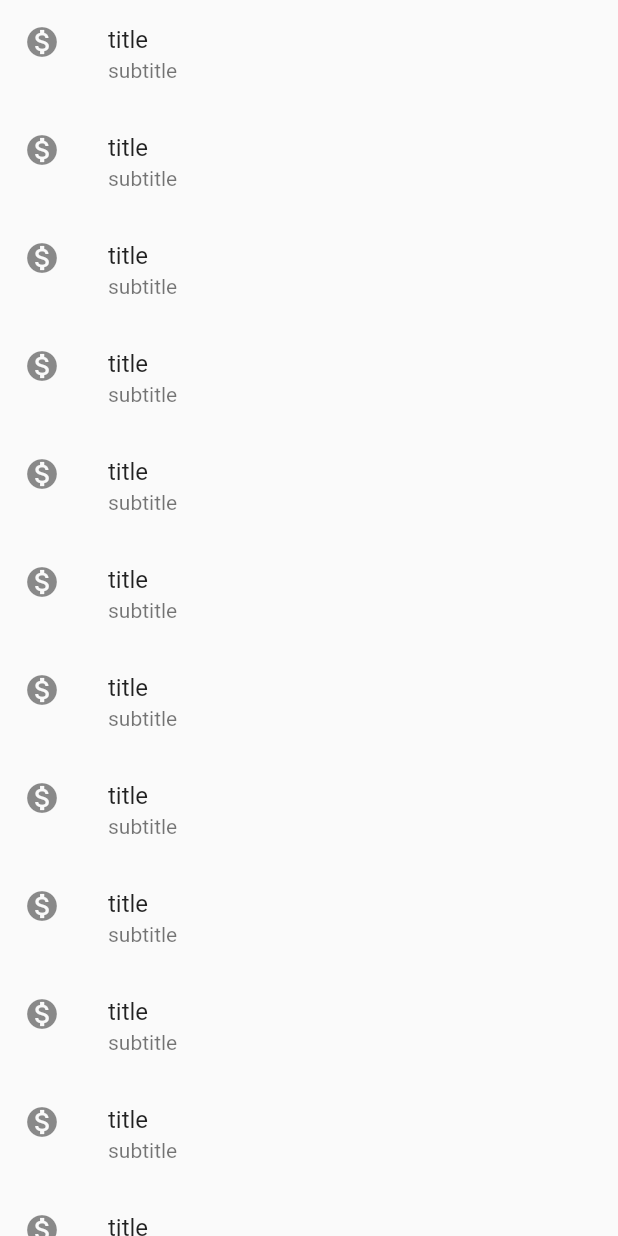
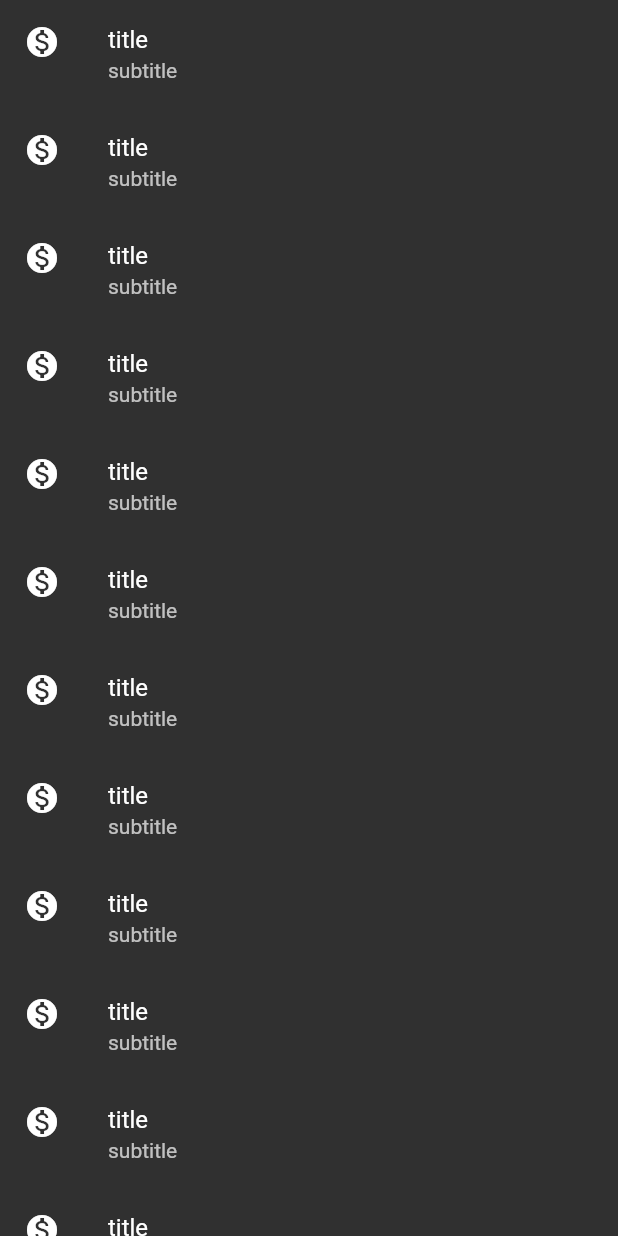
Before and after one commit to m3098/cryptocoin, a Flutter app: the screen it shows after launch, on a phone screen of 412 x 824 dp. Run offline on Flutter 3.47's test engine with Material 2 defaults, Android fonts, the phone set to English and light mode, and no system bars.

Commit message:
создание темы

```diff
--- a/lib/app.dart
+++ b/lib/app.dart
@@ -6,8 +6,9 @@ class App extends StatelessWidget {
 
   @override
   Widget build(BuildContext context) {
-    return const MaterialApp(
-      home: CoinListScreen(),
+    return MaterialApp(
+      theme: ThemeData.dark(),
+      home: const CoinListScreen(),
     );
   }
 }
```
